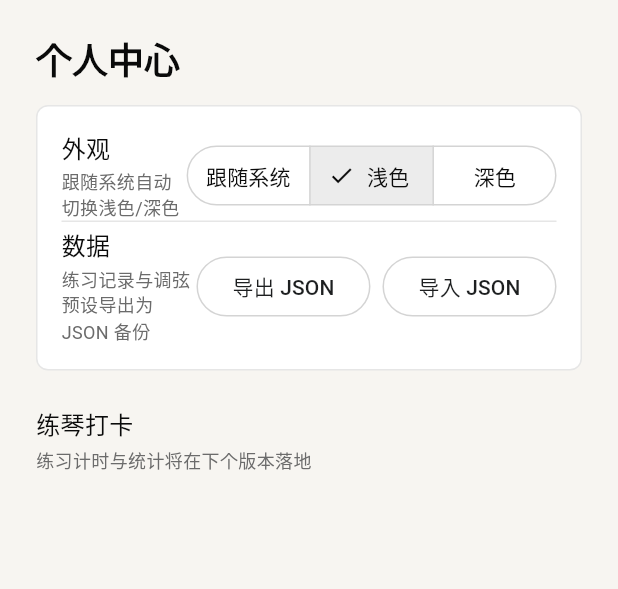
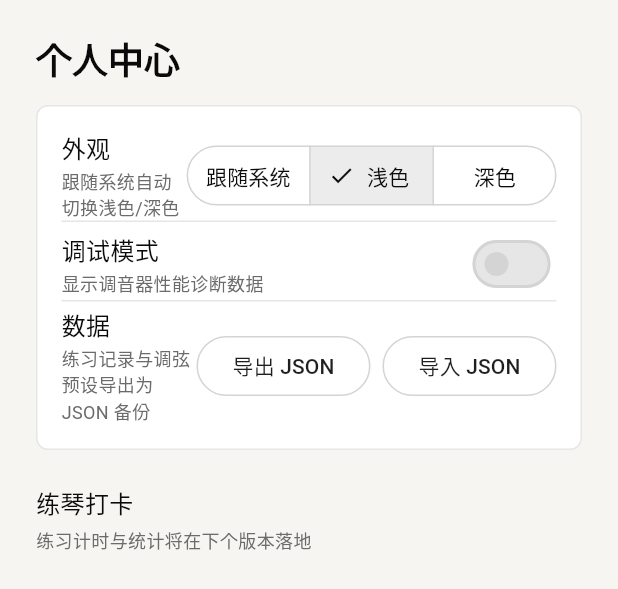
Before and after one commit to plafaithing/GuitarBar, a Flutter app: the ProfilePage widget shown alone on an empty page, opened directly, after a tap on "浅色", on a phone screen of 412 x 824 dp. Shown: the top 589 px of the screen. Run offline on Flutter 3.47's test engine with Material 3 defaults, Android fonts, the phone set to English and light mode, and no system bars; our stand-ins replace drift; missing offline and left inert: file_selector, flutter_soloud, record, window_manager; accounts and stored records are empty; generated files the repository leaves out were written again.

Commit message:
feat: 琴头图放大与暗色白卡方案、调试模式开关（用户反馈）

```diff
--- a/lib/ui/profile/profile_page.dart
+++ b/lib/ui/profile/profile_page.dart
@@ -65,6 +65,30 @@ class ProfilePage extends StatelessWidget {
                 ]),
                 const Divider(),
                 const SizedBox(height: 4),
+                // 调试模式行（I2）：控制调音页诊断行显隐。
+                Row(children: [
+                  Expanded(
+                    child: Column(
+                        crossAxisAlignment: CrossAxisAlignment.start,
+                        children: [
+                          Text('调试模式',
+                              style: TextStyle(
+                                  fontSize: 16,
+                                  fontWeight: FontWeight.w500,
+                                  color: p.ink)),
+                          const SizedBox(height: 2),
+                          Text('显示调音器性能诊断数据',
+                              style:
+                                  TextStyle(fontSize: 12, color: p.muted)),
+                        ]),
+                  ),
+                  Switch(
+                    value: theme.debugDiagnostics,
+                    onChanged: (_) => theme.toggleDebugDiagnostics(),
+                  ),
+                ]),
+                const Divider(),
+                const SizedBox(height: 4),
                 Row(children: [
                   Expanded(
                     child: Column(
--- a/lib/ui/tuner/tuner_page.dart
+++ b/lib/ui/tuner/tuner_page.dart
@@ -14,6 +14,7 @@ import '../../core/music/note.dart';
 import '../../core/music/tuning.dart';
 // drift 生成的数据类 TuningPreset 与 core/music/tuning.dart 重名，hide 之。
 import '../../data/database.dart' hide TuningPreset;
+import '../../state/theme_settings.dart';
 import '../../state/tuning_state.dart';
 import '../../ui/theme.dart';
 
@@ -341,7 +342,9 @@ class _TunerPageState extends State<TunerPage> {
             ),
           ),
         ]),
-        if (kDebugMode) ...[
+        // 诊断行（I2）：默认隐藏，个人中心「调试模式」开关打开才显示。
+        if (kDebugMode &&
+            context.watch<ThemeSettingsState>().debugDiagnostics) ...[
           const SizedBox(height: 4),
           // 诊断行（D1，临时）：chunks=0 且 on:false → 打开设备就失败（看 err 行）；
           // chunks=0 且 on:true → 设备/权限在系统层被挡；rms 长期 <0.005 →
@@ -519,14 +522,15 @@ class _TunerPageState extends State<TunerPage> {
     );
   }
 
-  /// 琴头区（签名元素）：生成图资产（白底琴头+琴颈）+ 六个交互圆钮叠加。
-  /// multiply 混合让白底融入页面地色（浅色主题无缝；深色主题下图像整体
-  /// 变暗融入暗底，代价可接受）。钮位 = 图中三排弦钮（y 0.26/0.44/0.61
-  /// 图高比例 → Alignment y = 2y-1；x 微调贴图中银钮列 ±0.24——规格的
-  /// ±0.98 画布缘落在 contain 留白上，按贴图结果取值）。左列 D A E =
-  /// 4/5/6 弦，右列 G B E = 3/2/1 弦；点击 = 播参考音 + 锁定。
+  /// 琴头区（签名元素）：生成图资产 + 六个交互圆钮。I1 三点：
+  /// ① 整区高度 ×1.2（330→396）；② 钮位移出图片两侧（Alignment.x ∓1.02，
+  /// 不盖图），行心对齐图中三排弦钮（y 0.26/0.44/0.61 图高比例）；
+  /// ③ 深色主题改白色圆角照片卡（白底图放白卡，暗色观感成立），浅色主题
+  /// 保持 multiply 让白底融入地色——multiply 在暗板会把整图乘成近黑，
+  /// 故分支取舍。左列 D A E = 4/5/6 弦，右列 G B E = 3/2/1 弦。
   Widget _headstockSection(TuningState state,
       {required int hitIdx, required int cents, required bool hasFreq}) {
+    final isDark = Theme.of(context).brightness == Brightness.dark;
     Widget knob(Alignment alignment, int stringIdx) => Align(
           alignment: alignment,
           child: _stringKnob(state, stringIdx,
@@ -536,21 +540,42 @@ class _TunerPageState extends State<TunerPage> {
                   hasFreq && stringIdx == hitIdx && cents.abs() <= 3),
         );
     return SizedBox(
-      height: 330,
+      height: 396,
       child: AspectRatio(
         aspectRatio: 2752 / 1536,
-        child: Stack(fit: StackFit.expand, children: [
-          Image.asset('assets/images/headstock.jpg',
-              fit: BoxFit.contain,
-              color: context.palette.ground,
-              colorBlendMode: BlendMode.multiply),
-          knob(const Alignment(-0.24, -0.48), 2),
-          knob(const Alignment(-0.24, -0.12), 1),
-          knob(const Alignment(-0.24, 0.22), 0),
-          knob(const Alignment(0.24, -0.48), 3),
-          knob(const Alignment(0.24, -0.12), 4),
-          knob(const Alignment(0.24, 0.22), 5),
-        ]),
+        child: Stack(
+          clipBehavior: Clip.none, // 钮位居图外缘外，不裁剪
+          fit: StackFit.expand,
+          children: [
+            if (isDark)
+              Positioned.fill(
+                child: Container(
+                  margin: const EdgeInsets.all(4),
+                  decoration: BoxDecoration(
+                      color: Colors.white,
+                      borderRadius: BorderRadius.circular(12),
+                      border: Border.all(color: context.palette.border)),
+                  child: ClipRRect(
+                      borderRadius: BorderRadius.circular(10),
+                      child: Image.asset('assets/images/headstock.jpg',
+                          fit: BoxFit.contain)),
+                ),
+              )
+            else
+              Positioned.fill(
+                child: Image.asset('assets/images/headstock.jpg',
+                    fit: BoxFit.contain,
+                    color: context.palette.ground,
+                    colorBlendMode: BlendMode.multiply),
+              ),
+            knob(const Alignment(-1.02, -0.48), 2),
+            knob(const Alignment(-1.02, -0.12), 1),
+            knob(const Alignment(-1.02, 0.22), 0),
+            knob(const Alignment(1.02, -0.48), 3),
+            knob(const Alignment(1.02, -0.12), 4),
+            knob(const Alignment(1.02, 0.22), 5),
+          ],
+        ),
       ),
     );
   }
```
